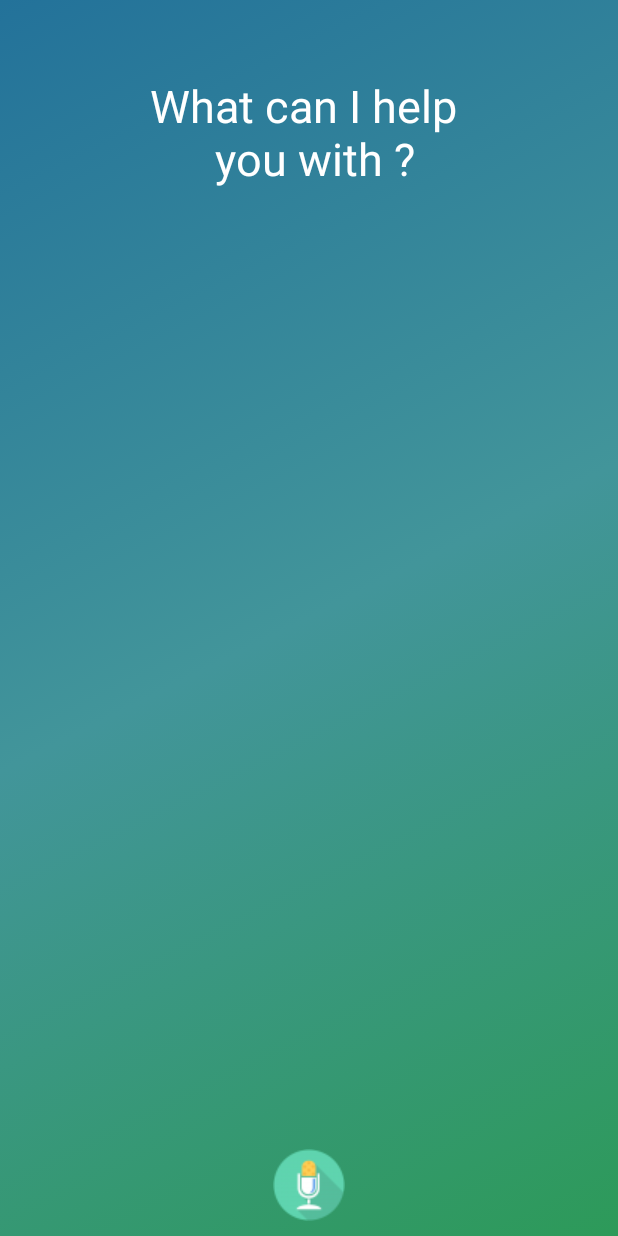
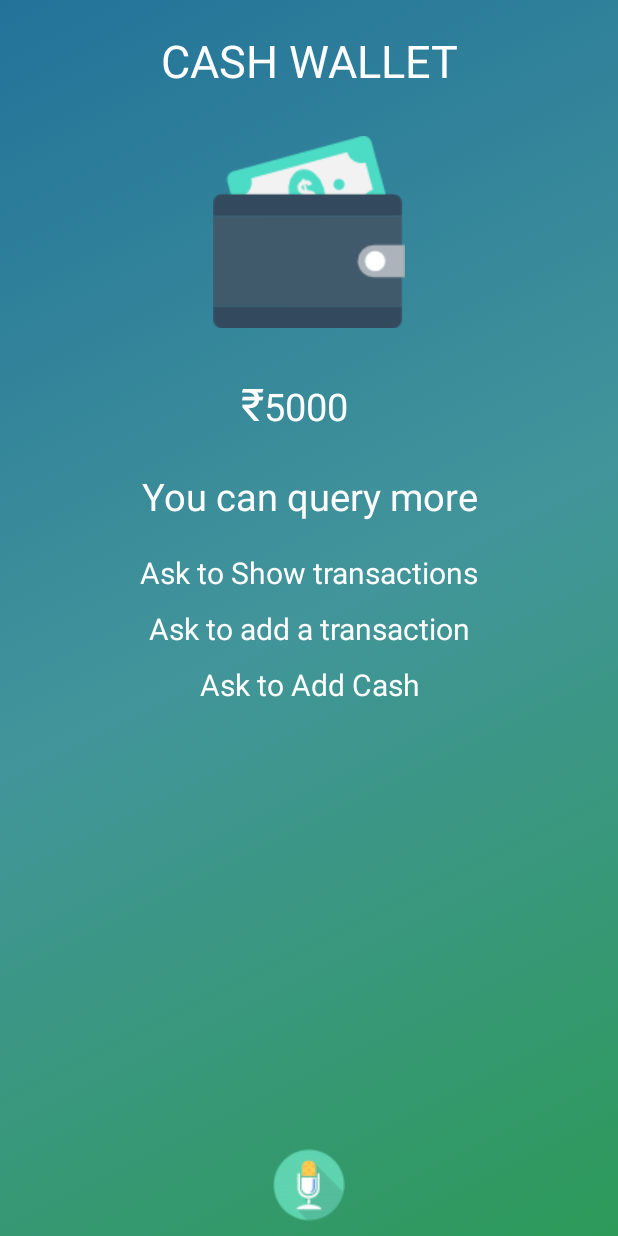
Before and after one commit to icancode23/SBI-FINBOT, an Android app: the Voice_Bot screen opened directly, with no data from a screen before it, on a phone screen of 412 x 824 dp. Run offline under Robolectric (Android 15) with nearby library versions, the phone set to English and light mode, and no system bars.

Commit message:
added ATM Credit Wallet interface

```diff
--- a/app/src/main/java/com/example/nipunarora/finbot/Activities/Voice_Bot.java
+++ b/app/src/main/java/com/example/nipunarora/finbot/Activities/Voice_Bot.java
@@ -10,6 +10,8 @@ import android.view.View;
 import android.widget.ImageView;
 import android.widget.Toast;
 
+import com.example.nipunarora.finbot.Fragments.ATMCreditWallet;
+import com.example.nipunarora.finbot.Fragments.IntroVoiceBot;
 import com.example.nipunarora.finbot.R;
 
 import java.util.List;
@@ -32,6 +34,8 @@ public class Voice_Bot extends AppCompatActivity implements TextToSpeech.OnInitL
                 listen();
             }
         });
+
+        getSupportFragmentManager().beginTransaction().replace(R.id.voiceBotFrame,new ATMCreditWallet(),"hey").commit();
     }
 
 
--- /dev/null
+++ b/app/src/main/java/com/example/nipunarora/finbot/Fragments/ATMCreditWallet.java
@@ -0,0 +1,28 @@
+package com.example.nipunarora.finbot.Fragments;
+
+import android.os.Bundle;
+import android.support.annotation.Nullable;
+import android.support.v4.app.Fragment;
+import android.view.LayoutInflater;
+import android.view.View;
+import android.view.ViewGroup;
+
+import com.example.nipunarora.finbot.R;
+
+/**
+ * Created by nipunarora on 15/04/17.
+ */
+
+public class ATMCreditWallet extends Fragment {
+    View rootview;
+    @Nullable
+    @Override
+    public View onCreateView(LayoutInflater inflater, @Nullable ViewGroup container, @Nullable Bundle savedInstanceState) {
+        rootview=inflater.inflate(R.layout.atm_credit_wallet, container, false);
+        return rootview;
+    }
+
+    public ATMCreditWallet() {
+
+    }
+}
--- /dev/null
+++ b/app/src/main/java/com/example/nipunarora/finbot/Fragments/IntroVoiceBot.java
@@ -0,0 +1,28 @@
+package com.example.nipunarora.finbot.Fragments;
+
+import android.os.Bundle;
+import android.support.annotation.Nullable;
+import android.support.v4.app.Fragment;
+import android.view.LayoutInflater;
+import android.view.View;
+import android.view.ViewGroup;
+
+import com.example.nipunarora.finbot.R;
+
+/**
+ * Created by nipunarora on 15/04/17.
+ */
+
+public class IntroVoiceBot extends Fragment {
+    View rootview;
+    @Nullable
+    @Override
+    public View onCreateView(LayoutInflater inflater, @Nullable ViewGroup container, @Nullable Bundle savedInstanceState) {
+        rootview=inflater.inflate(R.layout.intro_voice_bot, container, false);
+        return rootview;
+    }
+
+    public IntroVoiceBot() {
+
+    }
+}
--- /dev/null
+++ b/app/src/main/java/com/example/nipunarora/finbot/Fragments/SpendingReview.java
@@ -0,0 +1,11 @@
+package com.example.nipunarora.finbot.Fragments;
+
+import android.support.v4.app.Fragment;
+
+/**
+ * Created by nipunarora on 15/04/17.
+ */
+
+public class SpendingReview extends Fragment {
+
+}
--- a/app/src/main/res/layout/activity_voice__bot.xml
+++ b/app/src/main/res/layout/activity_voice__bot.xml
@@ -6,16 +6,13 @@
     android:layout_height="match_parent"
     tools:context="com.example.nipunarora.finbot.Activities.Voice_Bot"
     android:background="@drawable/bot_back">
-    <TextView
+    <FrameLayout
         android:layout_width="match_parent"
         android:layout_height="wrap_content"
-        android:id="@+id/intro"
-        android:text="What can I help \n you with ?"
-        android:textSize="30sp"
-        android:textColor="#FFFFFF"
+       android:id="@+id/voiceBotFrame"
         android:layout_alignParentTop="true"
-        android:layout_marginTop="50dp"
-        android:textAlignment="center"
+        android:layout_marginTop="10dp"
+
         />
 <ImageView
         android:layout_width="wrap_content"
--- /dev/null
+++ b/app/src/main/res/layout/atm_credit_wallet.xml
@@ -0,0 +1,106 @@
+<?xml version="1.0" encoding="utf-8"?>
+<LinearLayout xmlns:android="http://schemas.android.com/apk/res/android"
+    android:orientation="vertical" android:layout_width="match_parent"
+    android:layout_height="match_parent"
+    android:background="@null">
+    <TextView
+        android:layout_width="match_parent"
+        android:layout_height="wrap_content"
+        android:id="@+id/intro"
+        android:text="CASH WALLET"
+        android:textSize="30sp"
+        android:textColor="#FFFFFF"
+        android:textAlignment="center"
+        android:layout_marginTop="10dp"
+        />
+    <ImageView
+        android:layout_width="wrap_content"
+        android:layout_height="wrap_content"
+        android:layout_gravity="center_horizontal"
+        android:src="@drawable/wallet"
+        android:layout_marginTop="30dp"
+        />
+    <LinearLayout
+        android:layout_width="match_parent"
+        android:layout_height="wrap_content"
+        android:orientation="horizontal"
+        android:layout_marginTop="30dp">
+        <View
+            android:layout_width="0dp"
+            android:layout_weight="2"
+            android:layout_height="match_parent"/>
+        <TextView
+            android:layout_width="0dp"
+            android:layout_weight="1"
+            android:layout_height="match_parent"
+            android:id="@+id/rupeesymbol"
+            android:text="@string/Rs"
+            android:textSize="30sp"
+            android:textColor="#FFFFFF"
+            android:textAlignment="viewEnd"
+
+
+            />
+        <TextView
+            android:layout_width="0dp"
+            android:layout_weight="1"
+            android:layout_height="wrap_content"
+            android:id="@+id/amount"
+            android:text="5000"
+            android:textSize="25sp"
+            android:textColor="#FFFFFF"
+
+
+            />
+        <View
+            android:layout_width="0dp"
+            android:layout_weight="3"
+            android:layout_height="match_parent"/>
+    </LinearLayout>
+
+
+
+    <TextView
+        android:layout_width="match_parent"
+        android:layout_height="wrap_content"
+        android:id="@+id/morequery"
+        android:text="You can query more"
+        android:textSize="25sp"
+        android:textColor="#FFFFFF"
+        android:textAlignment="center"
+        android:layout_marginTop="30dp"
+        />
+    <!--  here we have the default text queries   -->
+    <TextView
+        android:layout_width="match_parent"
+        android:layout_height="wrap_content"
+        android:id="@+id/show"
+        android:text="Ask to Show transactions"
+        android:textSize="20sp"
+        android:textColor="#FFFFFF"
+        android:textAlignment="center"
+        android:layout_marginTop="20dp"
+        />
+    <TextView
+        android:layout_width="match_parent"
+        android:layout_height="wrap_content"
+        android:id="@+id/add"
+        android:text="Ask to add a transaction"
+        android:textSize="20sp"
+        android:textColor="#FFFFFF"
+        android:textAlignment="center"
+        android:layout_marginTop="10dp"
+        />
+    <TextView
+        android:layout_width="match_parent"
+        android:layout_height="wrap_content"
+        android:id="@+id/addCash"
+        android:text="Ask to Add Cash"
+        android:textSize="20sp"
+        android:textColor="#FFFFFF"
+        android:textAlignment="center"
+        android:layout_marginTop="10dp"
+        />
+
+
+</LinearLayout>
--- /dev/null
+++ b/app/src/main/res/layout/intro_voice_bot.xml
@@ -0,0 +1,17 @@
+<?xml version="1.0" encoding="utf-8"?>
+<LinearLayout xmlns:android="http://schemas.android.com/apk/res/android"
+    android:orientation="vertical" android:layout_width="match_parent"
+    android:layout_height="match_parent"
+    android:background="@null">
+    <TextView
+        android:layout_width="match_parent"
+        android:layout_height="wrap_content"
+        android:id="@+id/intro"
+        android:text="What can I help \n you with ?"
+        android:textSize="30sp"
+        android:textColor="#FFFFFF"
+        android:textAlignment="center"
+        android:layout_marginTop="40dp"
+        />
+
+</LinearLayout>
--- /dev/null
+++ b/app/src/main/res/layout/spending_pie.xml
@@ -0,0 +1,6 @@
+<?xml version="1.0" encoding="utf-8"?>
+<LinearLayout xmlns:android="http://schemas.android.com/apk/res/android"
+    android:orientation="vertical" android:layout_width="match_parent"
+    android:layout_height="match_parent">
+
+</LinearLayout>
--- a/app/src/main/res/values/strings.xml
+++ b/app/src/main/res/values/strings.xml
@@ -1,3 +1,4 @@
 <resources>
     <string name="app_name">FinBot</string>
+    <string name="Rs">\u20B9</string>
 </resources>
```
Also changed, not shown: app/src/main/res/drawable/wallet.png (added).
